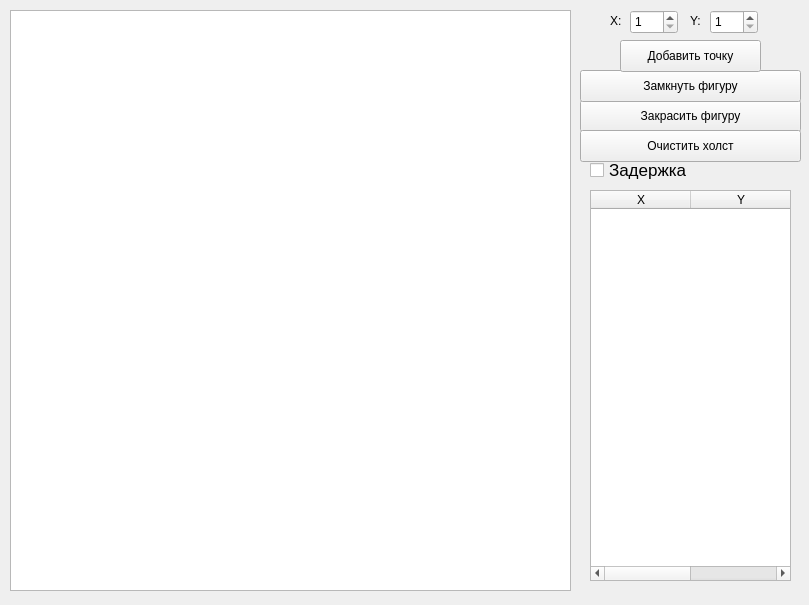
Above: lab5/window.ui from teopalmer/computer-graphics before the change. Below: the same form after it.
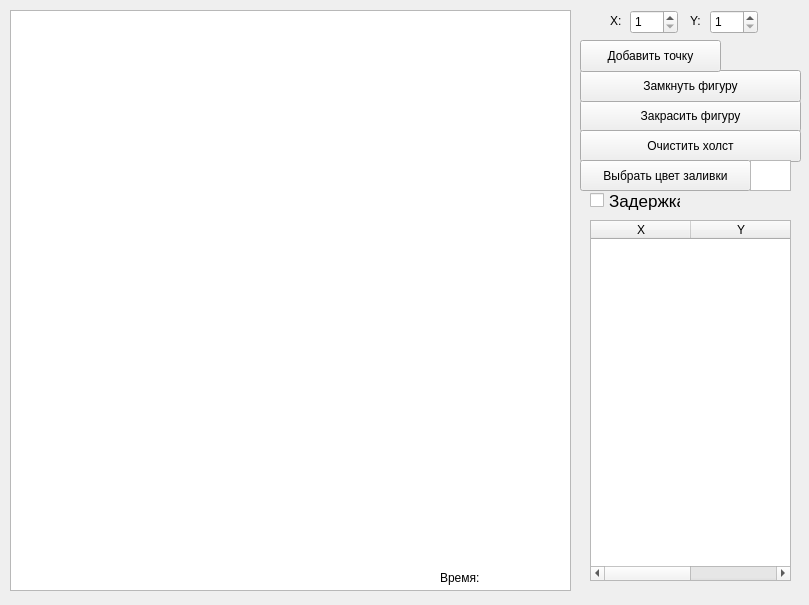
That is the form after the change.

Commit message: Add color and time

```diff
--- a/lab5/window.ui
+++ b/lab5/window.ui
@@ -28,9 +28,9 @@
     <property name="geometry">
      <rect>
       <x>590</x>
-      <y>190</y>
+      <y>220</y>
       <width>201</width>
-      <height>391</height>
+      <height>361</height>
      </rect>
     </property>
     <column>
@@ -87,9 +87,9 @@
     <property name="geometry">
      <rect>
       <x>590</x>
-      <y>160</y>
-      <width>141</width>
-      <height>20</height>
+      <y>190</y>
+      <width>91</width>
+      <height>21</height>
      </rect>
     </property>
     <property name="font">
@@ -104,7 +104,7 @@
    <widget class="QPushButton" name="addpoint">
     <property name="geometry">
      <rect>
-      <x>620</x>
+      <x>580</x>
       <y>40</y>
       <width>141</width>
       <height>32</height>
@@ -172,6 +172,50 @@
      <string>Y:</string>
     </property>
    </widget>
+   <widget class="QPushButton" name="bgColorButton">
+    <property name="geometry">
+     <rect>
+      <x>580</x>
+      <y>160</y>
+      <width>171</width>
+      <height>31</height>
+     </rect>
+    </property>
+    <property name="text">
+     <string>Выбрать цвет заливки</string>
+    </property>
+   </widget>
+   <widget class="QGraphicsView" name="bground_color">
+    <property name="geometry">
+     <rect>
+      <x>750</x>
+      <y>160</y>
+      <width>41</width>
+      <height>31</height>
+     </rect>
+    </property>
+    <property name="font">
+     <font>
+      <family>Courier New</family>
+      <pointsize>14</pointsize>
+      <weight>50</weight>
+      <bold>false</bold>
+     </font>
+    </property>
+   </widget>
+   <widget class="QLabel" name="time_label">
+    <property name="geometry">
+     <rect>
+      <x>440</x>
+      <y>570</y>
+      <width>121</width>
+      <height>16</height>
+     </rect>
+    </property>
+    <property name="text">
+     <string>Время:</string>
+    </property>
+   </widget>
   </widget>
  </widget>
  <resources/>
```
The commit also changes 1 other file.
